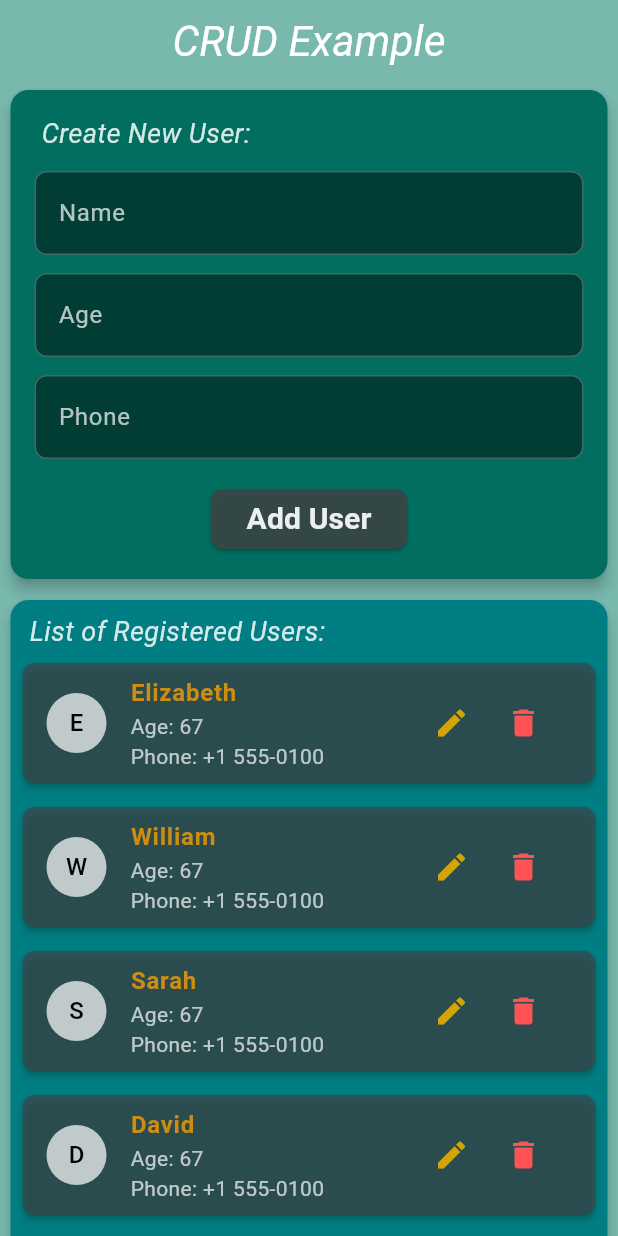
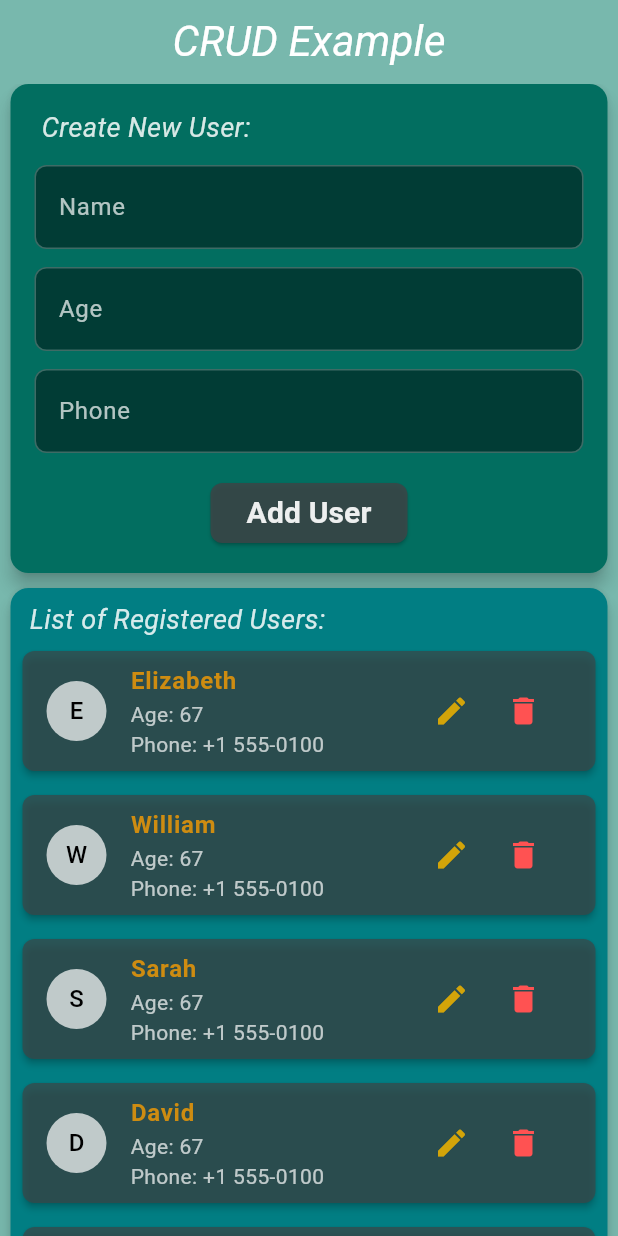
Before and after one commit to LukeDevNation/flutter_sqflite_crud_app_tutorial, a Flutter app: the screen it shows after launch, on a phone screen of 412 x 824 dp. Run offline on Flutter 3.47's test engine with Material 3 defaults, Android fonts, the phone set to English and light mode, and no system bars; our stand-ins replace sqflite, sqflite_common_ffi; missing offline and left inert: window_manager; accounts and stored records are empty.

Commit message:
Update README

```diff
--- a/lib/views/home_page.dart
+++ b/lib/views/home_page.dart
@@ -36,21 +36,19 @@ class HomePage extends StatelessWidget {
         ),
         centerTitle: true,
         backgroundColor: Colors.transparent,
-        elevation: 0,
+        //elevation: 0,
       ),
 
       body: SingleChildScrollView(
         child: Column(
           children: [
-            //const SizedBox(height: 10), // Spacing at the top.
-            Padding(
-              padding: const EdgeInsets.symmetric(horizontal: 3.0),
-              child: Card(
+            Card(
+              margin: const EdgeInsets.symmetric(horizontal: 7.0),
               shape: RoundedRectangleBorder(
                 borderRadius: BorderRadius.circular(12),
               ),
               color: const Color.fromARGB(255, 2, 110, 96),
-                elevation: 4, // Adds shadow for depth.
+              elevation: 5, // Adds shadow for depth.
               child: Padding(
                 padding: const EdgeInsets.all(16.0),
                 child: Column(
@@ -75,7 +73,6 @@ class HomePage extends StatelessWidget {
                       phoneController: _phoneController,
                     ),
                   ],
-                  ),
                 ),
               ),
             ),
```
Also changed, not shown: pubspec.yaml (+6 -70 lines), assets/demo/delete_user.jpeg (added), assets/demo/edit_user.jpeg (added), assets/demo/home_screen.jpeg (added), assets/demo/user_list.jpeg (added), pubspec.lock, 1 other file. Lines whose indentation alone changed are shown as unchanged.
